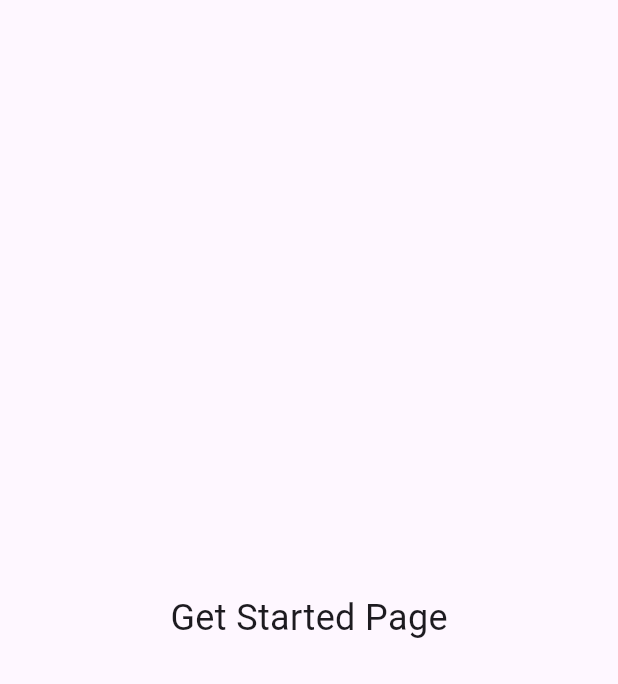
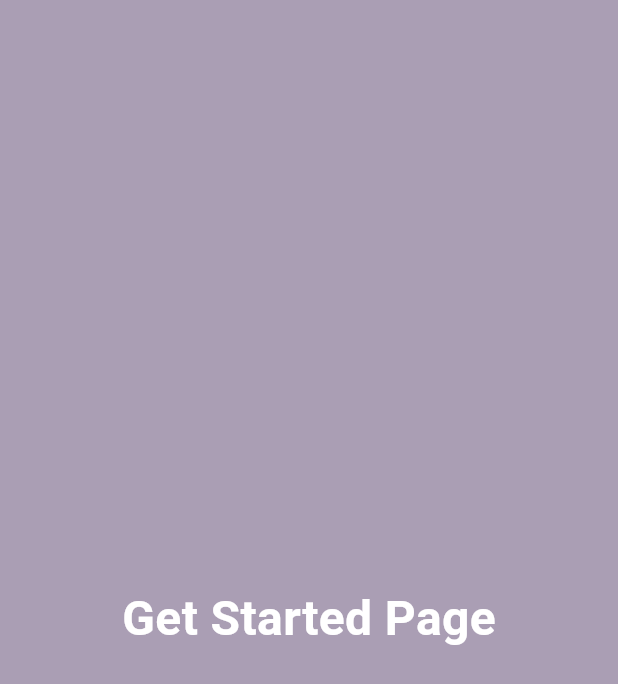
Before and after one commit to DenisGrudin1n/Ecommerce-App, a Flutter app: the screen it shows after launch, on a phone screen of 412 x 824 dp. Shown: the top 684 px of the screen. Run offline on Flutter 3.47's test engine with Material 3 defaults, Android fonts, the phone set to English and light mode, and no system bars; our stand-ins replace bloc; generated files the repository leaves out were written again.

Commit message:
upd: basic theme setup adjusted + gitignore update

```diff
--- /dev/null
+++ b/lib/core/constants/texts.dart
@@ -0,0 +1,3 @@
+class AppTexts {
+  static const String getStartedPage = 'Get Started Page';
+}
--- /dev/null
+++ b/lib/core/theme/colors.dart
@@ -0,0 +1,6 @@
+import 'package:flutter/material.dart';
+
+class AppColors {
+  static const Color primaryColor = Colors.white;
+  static const Color backgroundColor = Color.fromARGB(255, 170, 158, 180);
+}
--- /dev/null
+++ b/lib/core/theme/text_styles.dart
@@ -0,0 +1,10 @@
+import 'package:ecommerce_app/core/theme/colors.dart';
+import 'package:flutter/material.dart';
+
+class AppTextStyles {
+  static TextStyle headlineLarge = const TextStyle(
+    fontSize: 32,
+    fontWeight: FontWeight.bold,
+    color: AppColors.primaryColor,
+  );
+}
--- /dev/null
+++ b/lib/core/theme/theme.dart
@@ -0,0 +1,15 @@
+import 'package:ecommerce_app/core/theme/colors.dart';
+import 'package:ecommerce_app/core/theme/text_styles.dart';
+import 'package:flutter/material.dart';
+
+class AppTheme {
+  static ThemeData get themeData {
+    return ThemeData(
+      primaryColor: AppColors.primaryColor,
+      scaffoldBackgroundColor: AppColors.backgroundColor,
+      textTheme: TextTheme(
+        headlineLarge: AppTextStyles.headlineLarge,
+      ),
+    );
+  }
+}
--- a/lib/src/app/app.dart
+++ b/lib/src/app/app.dart
@@ -1,4 +1,5 @@
 import 'package:ecommerce_app/core/localization/localization.dart';
+import 'package:ecommerce_app/core/theme/theme.dart';
 import 'package:ecommerce_app/src/features/login/presentation/pages/get_started.dart';
 import 'package:flutter/material.dart';
 
@@ -8,12 +9,8 @@ class App extends StatelessWidget {
   @override
   Widget build(BuildContext context) {
     return MaterialApp(
-      theme: ThemeData(
-        appBarTheme: AppBarTheme(
-          backgroundColor: Theme.of(context).colorScheme.inversePrimary,
-        ),
-        useMaterial3: true,
-      ),
+      title: 'Ecommerce App',
+      theme: AppTheme.themeData,
       debugShowCheckedModeBanner: false,
       localizationsDelegates: AppLocalizations.localizationsDelegates,
       supportedLocales: AppLocalizations.supportedLocales,
--- a/lib/src/features/login/presentation/pages/get_started.dart
+++ b/lib/src/features/login/presentation/pages/get_started.dart
@@ -1,3 +1,5 @@
+import 'package:ecommerce_app/core/constants/texts.dart';
+import 'package:ecommerce_app/core/theme/text_styles.dart';
 import 'package:flutter/material.dart';
 
 class GetStartedPage extends StatelessWidget {
@@ -5,13 +7,11 @@ class GetStartedPage extends StatelessWidget {
 
   @override
   Widget build(BuildContext context) {
-    return const Scaffold(
+    return Scaffold(
       body: Center(
         child: Text(
-          'Get Started Page',
-          style: TextStyle(
-            fontSize: 24,
-          ),
+          AppTexts.getStartedPage,
+          style: AppTextStyles.headlineLarge,
         ),
       ),
     );
```
Also changed, not shown: 1 other file.
